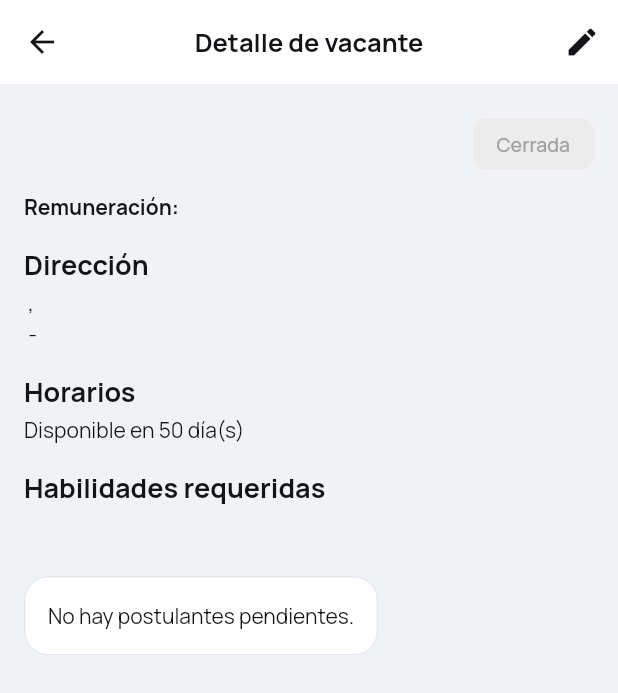
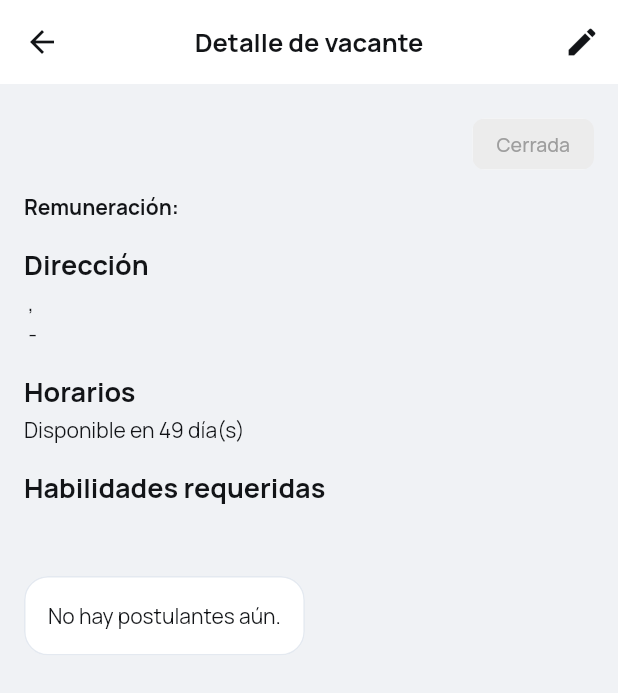
Before and after one commit to ceanbu/AppFrelancers, a Flutter app: the VacancyDetailScreen screen opened directly with empty values, on a phone screen of 412 x 824 dp. Shown: the top 693 px of the screen. Run offline on Flutter 3.47's test engine with Material 3 defaults, Android fonts, the phone set to English and light mode, and no system bars; our stand-ins replace cloud_firestore, firebase_auth, firebase_core, flutter_riverpod, go_router, google_fonts and 2 more; accounts and stored records are empty.

Commit message:
fix: restore and improve navigation and whatsapp integration
- Restored VacancyDetailScreen to previous state while keeping navigation fixes.
- Added Android queries for WhatsApp package visibility.
- Improved PopScope usage to prevent app closure on Android.
- Ensured consistent URL launching for WhatsApp.

Co-authored-by: ceanbu <214049549+ceanbu@users.noreply.github.com>

```diff
--- a/lib/features/employer_dashboard/presentation/screens/vacancy_detail_screen.dart
+++ b/lib/features/employer_dashboard/presentation/screens/vacancy_detail_screen.dart
@@ -44,12 +44,11 @@ class _VacancyDetailScreenState extends State<VacancyDetailScreen> {
 
   Future<void> _loadApplicants() async {
     try {
-      // Cargamos todas las aplicaciones (pendientes y contactadas)
       final snapshot = await FirebaseFirestore.instance
           .collection('applications')
           .where('vacantId', isEqualTo: widget.vacancyId)
+          .where('status', isEqualTo: 'pending')
           .get();
-
       debugPrint('📋 Aplicaciones encontradas: ${snapshot.docs.length}');
       final List<Map<String, dynamic>> applicantsList = [];
       for (var doc in snapshot.docs) {
@@ -67,7 +66,6 @@ class _VacancyDetailScreenState extends State<VacancyDetailScreen> {
             'experience': freelancerDoc['experience'] ?? [],
             'phone': freelancerDoc['phone'] ?? '',
             'availability': freelancerDoc['availability'] ?? {},
-            'applicationStatus': data['status'] ?? 'pending',
           });
         }
       }
@@ -93,7 +91,14 @@ class _VacancyDetailScreenState extends State<VacancyDetailScreen> {
       ScaffoldMessenger.of(context).showSnackBar(
         const SnackBar(content: Text('Match realizado con éxito')),
       );
-      _launchWhatsApp(phone);
+      final whatsappUrl = 'https://wa.me/${phone.replaceAll(RegExp(r'[^\d+]'), '')}?text=Hola!%20Has%20sido%20seleccionado%20para%20la%20vacante.';
+      if (await canLaunchUrl(Uri.parse(whatsappUrl))) {
+        await launchUrl(Uri.parse(whatsappUrl));
+      } else {
+        ScaffoldMessenger.of(context).showSnackBar(
+          const SnackBar(content: Text('No se pudo abrir WhatsApp')),
+        );
+      }
       _loadApplicants();
     } catch (e) {
       ScaffoldMessenger.of(context).showSnackBar(
@@ -151,24 +156,18 @@ class _VacancyDetailScreenState extends State<VacancyDetailScreen> {
     return null;
   }
 
-  Future<void> _launchWhatsApp(String phone) async {
-    final cleanPhone = phone.replaceAll(RegExp(r'\D'), '');
-    final whatsappUrl = 'https://wa.me/$cleanPhone?text=Hola!%20Has%20sido%20seleccionado%20para%20la%20vacante.';
-    final uri = Uri.parse(whatsappUrl);
-    if (await canLaunchUrl(uri)) {
-      await launchUrl(uri, mode: LaunchMode.externalApplication);
+  void _goToHome() {
+    final goRouter = GoRouter.of(context);
+    if (goRouter.canPop()) {
+      goRouter.pop();
     } else {
-      if (mounted) {
-        ScaffoldMessenger.of(context).showSnackBar(
-          const SnackBar(content: Text('No se pudo abrir WhatsApp. Verifica si la app está instalada.')),
-        );
-      }
-    }
-  }
-
-  void _goToHome() {
-    if (mounted) {
-      context.go('/employer/home');
+      // No hay pantalla anterior, redirigir al home del empleador
+      // Usamos WidgetsBinding para asegurar que el contexto sigue montado
+      WidgetsBinding.instance.addPostFrameCallback((_) {
+        if (mounted) {
+          goRouter.go('/employer/home');
+        }
+      });
     }
   }
 
@@ -176,7 +175,7 @@ class _VacancyDetailScreenState extends State<VacancyDetailScreen> {
   Widget build(BuildContext context) {
     return PopScope(
       canPop: false,
-      onPopInvokedWithResult: (didPop, result) {
+      onPopInvoked: (didPop) async {
         if (didPop) return;
         _goToHome();
       },
@@ -268,7 +267,28 @@ class _VacancyDetailScreenState extends State<VacancyDetailScreen> {
                       ],
                     ),
                   const SizedBox(height: 24),
-                  _buildSelectedFreelancersSection(),
+                  if (_matchedFreelancerId != null && _matchedFreelancerId!.isNotEmpty)
+                    Padding(
+                      padding: const EdgeInsets.symmetric(vertical: 8),
+                      child: ElevatedButton.icon(
+                        onPressed: () {
+                          final freelancer = _getMatchedFreelancer();
+                          if (freelancer != null) {
+                            final phone = freelancer['phone'];
+                            final whatsappUrl = 'https://wa.me/${phone.replaceAll(RegExp(r'[^\d+]'), '')}?text=Hola!%20Has%20sido%20seleccionado%20para%20la%20vacante.';
+                            canLaunchUrl(Uri.parse(whatsappUrl)).then((can) {
+                              if (can) launchUrl(Uri.parse(whatsappUrl));
+                            });
+                          }
+                        },
+                        icon: const Icon(Icons.chat),
+                        label: const Text('Contactar por WhatsApp'),
+                        style: ElevatedButton.styleFrom(
+                          backgroundColor: Colors.green,
+                          foregroundColor: Colors.white,
+                        ),
+                      ),
+                    ),
                   _buildApplicantsSection(),
                 ],
               ),
@@ -279,45 +299,13 @@ class _VacancyDetailScreenState extends State<VacancyDetailScreen> {
     );
   }
 
-  Widget _buildSelectedFreelancersSection() {
-    final selected = _applicants.where((a) => a['applicationStatus'] == 'contacted').toList();
-    if (selected.isEmpty) return const SizedBox.shrink();
-
-    return Column(
-      crossAxisAlignment: CrossAxisAlignment.start,
-      children: [
-        Text('Postulantes seleccionados', style: AppTextStyles.headlineMedium),
-        const SizedBox(height: 8),
-        ...selected.map((freelancer) => Card(
-          color: Colors.green.withOpacity(0.05),
-          margin: const EdgeInsets.only(bottom: 12),
-          child: ListTile(
-            title: Text(freelancer['name'], style: AppTextStyles.titleMedium),
-            subtitle: Text('Contactar para coordinar detalles'),
-            trailing: ElevatedButton.icon(
-              onPressed: () => _launchWhatsApp(freelancer['phone']),
-              icon: const Icon(Icons.chat, size: 18),
-              label: const Text('WhatsApp'),
-              style: ElevatedButton.styleFrom(
-                backgroundColor: Colors.green,
-                foregroundColor: Colors.white,
-              ),
-            ),
-          ),
-        )).toList(),
-        const Divider(height: 32),
-      ],
-    );
-  }
-
   Widget _buildApplicantsSection() {
-    final pending = _applicants.where((a) => a['applicationStatus'] == 'pending').toList();
-    if (pending.isEmpty) {
+    if (_applicants.isEmpty) {
       if (_isLoading) return const SizedBox.shrink();
       return Card(
         child: Padding(
           padding: const EdgeInsets.all(16),
-          child: Text('No hay postulantes pendientes.', style: AppTextStyles.bodyMedium),
+          child: Text('No hay postulantes aún.', style: AppTextStyles.bodyMedium),
         ),
       );
     }
@@ -327,7 +315,7 @@ class _VacancyDetailScreenState extends State<VacancyDetailScreen> {
         Row(
           mainAxisAlignment: MainAxisAlignment.spaceBetween,
           children: [
-            Text('Postulantes (${pending.length})', style: AppTextStyles.headlineMedium),
+            Text('Postulantes (${_applicants.length})', style: AppTextStyles.headlineMedium),
             TextButton(
               onPressed: () => context.push('/employer/vacancy/${widget.vacancyId}/applicants'),
               child: const Text('Ver todos'),
@@ -339,9 +327,9 @@ class _VacancyDetailScreenState extends State<VacancyDetailScreen> {
           height: 280,
           child: ListView.builder(
             scrollDirection: Axis.horizontal,
-            itemCount: pending.length > 5 ? 5 : pending.length,
+            itemCount: _applicants.length > 5 ? 5 : _applicants.length,
             itemBuilder: (context, index) {
-              final applicant = pending[index];
+              final applicant = _applicants[index];
               return Container(
                 width: 280,
                 margin: const EdgeInsets.only(right: 12),
```
